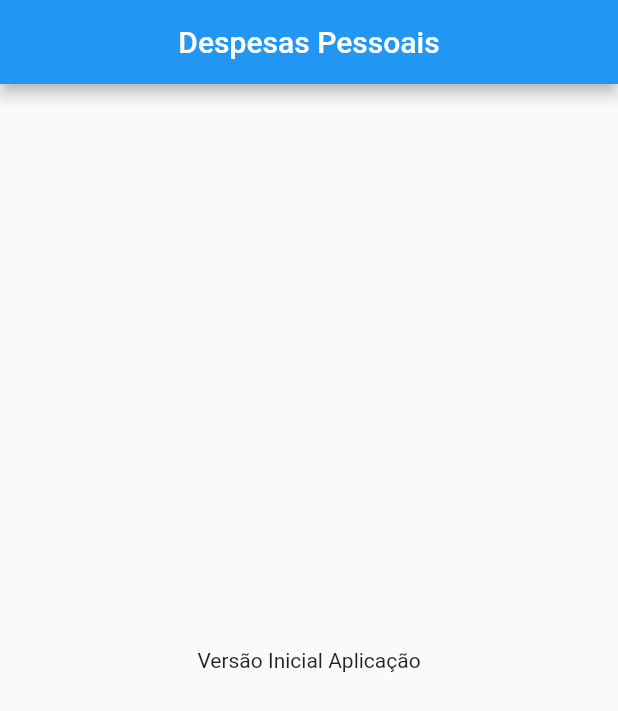
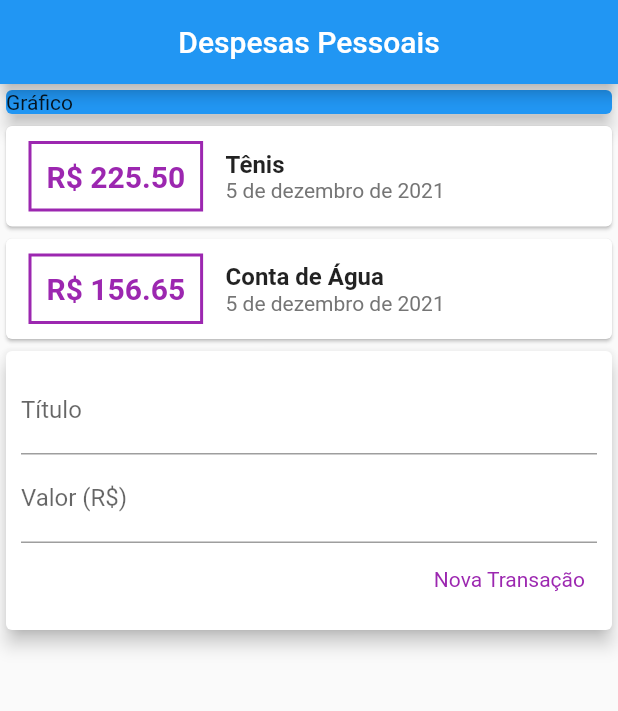
Before and after one commit to eduwalkerbr/Expenses, a Flutter app: the screen it shows after launch, on a phone screen of 412 x 824 dp. Shown: the top 711 px of the screen. Run offline on Flutter 3.47's test engine with Material 2 defaults, Android fonts, the phone set to English and light mode, and no system bars.

Commit message:
Aplicação Despesas Pessoais Implementações: - Criada a estrutura da aplicação, com a divisão das sessões em gráfico, listagem de transações e formulário. - Construção da listagem contendo valor, material e data. - Criação do formulário de inclusão da Despesa, com seus respectivos campos, e botão. - Geração de classe com exemplos para validação da aplicação.

```diff
--- a/lib/main.dart
+++ b/lib/main.dart
@@ -1,4 +1,7 @@
+import 'package:expenses/models/transaction_example.dart';
 import 'package:flutter/material.dart';
+import 'package:flutter_localizations/flutter_localizations.dart';
+import 'package:intl/intl.dart';
 
 main() => runApp(ExpensesApp());
 
@@ -7,24 +10,131 @@ class ExpensesApp extends StatelessWidget {
 
   @override
   Widget build(BuildContext context) {
-    return const MaterialApp(
+    return MaterialApp(
+      localizationsDelegates: const [
+        GlobalMaterialLocalizations.delegate,
+        GlobalWidgetsLocalizations.delegate
+      ],
+      supportedLocales: const [Locale('pt', 'BR')],
       home: MyHomePage(),
     );
   }
 }
 
 class MyHomePage extends StatelessWidget {
-  const MyHomePage({Key? key}) : super(key: key);
+  MyHomePage();
+
+  final titleController = TextEditingController();
+  final valueController = TextEditingController();
+
+  final _transactions = TransactionExample.getInitialList();
 
   @override
   Widget build(BuildContext context) {
     return Scaffold(
-        appBar: AppBar(
-          title: const Text("Despesas Pessoais"),
-          centerTitle: true,
-        ),
-        body: const Center(
-          child: Text("Versão Inicial Aplicação"),
-        ));
+      appBar: AppBar(
+        title: const Text("Despesas Pessoais"),
+        centerTitle: true,
+      ),
+      body: Column(
+        crossAxisAlignment: CrossAxisAlignment.stretch,
+        children: [
+          const Card(
+            color: Colors.blue,
+            elevation: 5,
+            child: Text("Gráfico"),
+          ),
+          Column(
+            children: _transactions
+                .map(
+                  (tr) => Card(
+                    child: Row(
+                      children: [
+                        Container(
+                          margin: const EdgeInsets.symmetric(
+                            horizontal: 15,
+                            vertical: 10,
+                          ),
+                          decoration: BoxDecoration(
+                            border: Border.all(
+                              color: Colors.purple,
+                              width: 2,
+                            ),
+                          ),
+                          padding: const EdgeInsets.all(10),
+                          child: Text(
+                            'R\$ ${tr.value.toStringAsFixed(2)}',
+                            style: const TextStyle(
+                              fontWeight: FontWeight.bold,
+                              fontSize: 20,
+                              color: Colors.purple,
+                            ),
+                          ),
+                        ),
+                        Column(
+                          crossAxisAlignment: CrossAxisAlignment.start,
+                          children: [
+                            Text(
+                              tr.title,
+                              style: const TextStyle(
+                                fontSize: 16,
+                                fontWeight: FontWeight.bold,
+                              ),
+                            ),
+                            Text(
+                              DateFormat("d 'de' MMMM 'de' y", "pt_BR")
+                                  .format(tr.date),
+                              style: TextStyle(
+                                color: Colors.grey[600],
+                              ),
+                            ),
+                          ],
+                        )
+                      ],
+                    ),
+                  ),
+                )
+                .toList(),
+          ),
+          Card(
+            elevation: 5,
+            child: Padding(
+              padding: const EdgeInsets.all(10.0),
+              child: Column(
+                children: [
+                  TextField(
+                    controller: titleController,
+                    decoration: const InputDecoration(
+                      labelText: 'Título',
+                    ),
+                  ),
+                  TextField(
+                    controller: valueController,
+                    decoration: const InputDecoration(
+                      labelText: 'Valor (R\$)',
+                    ),
+                  ),
+                  Row(
+                    mainAxisAlignment: MainAxisAlignment.end,
+                    children: [
+                      TextButton(
+                        onPressed: () => {},
+                        child: const Text('Nova Transação'),
+                        style: TextButton.styleFrom(
+                          primary: Colors.purple,
+                          textStyle: const TextStyle(
+                            color: Colors.purple,
+                          ),
+                        ),
+                      ),
+                    ],
+                  ),
+                ],
+              ),
+            ),
+          )
+        ],
+      ),
+    );
   }
 }
--- /dev/null
+++ b/lib/models/transaction.dart
@@ -0,0 +1,12 @@
+class Transaction {
+  final String id;
+  final String title;
+  final double value;
+  final DateTime date;
+
+  Transaction(
+      {required this.id,
+      required this.title,
+      required this.value,
+      required this.date});
+}
--- /dev/null
+++ b/lib/models/transaction_example.dart
@@ -0,0 +1,22 @@
+import 'transaction.dart';
+
+class TransactionExample {
+  static var initialList = [
+    Transaction(
+      id: "t1",
+      title: "Tênis",
+      value: 225.50,
+      date: DateTime.now(),
+    ),
+    Transaction(
+      id: "t2",
+      title: "Conta de Água",
+      value: 156.65,
+      date: DateTime.now(),
+    )
+  ];
+
+  static List<Transaction> getInitialList() {
+    return initialList;
+  }
+}
--- a/pubspec.yaml
+++ b/pubspec.yaml
@@ -29,7 +29,9 @@ environment:
 dependencies:
   flutter:
     sdk: flutter
-
+  flutter_localizations:
+    sdk: flutter
+  intl: ^0.17.0
 
   # The following adds the Cupertino Icons font to your application.
   # Use with the CupertinoIcons class for iOS style icons.
```
Also changed, not shown: pubspec.lock.
